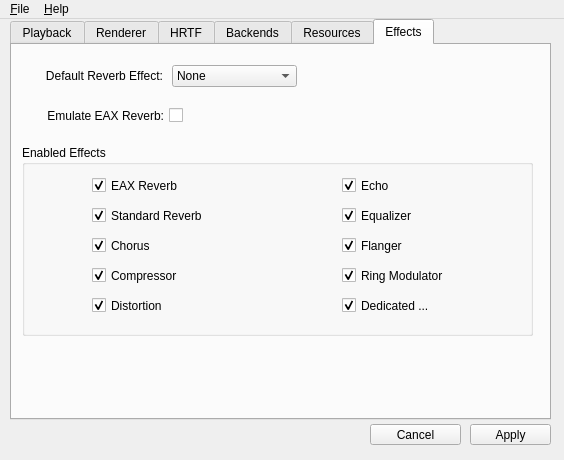
Before: the Qt Designer form libs/openal-soft/utils/alsoft-config/mainwindow.ui in love2d/megasource, drawn with Qt 5.
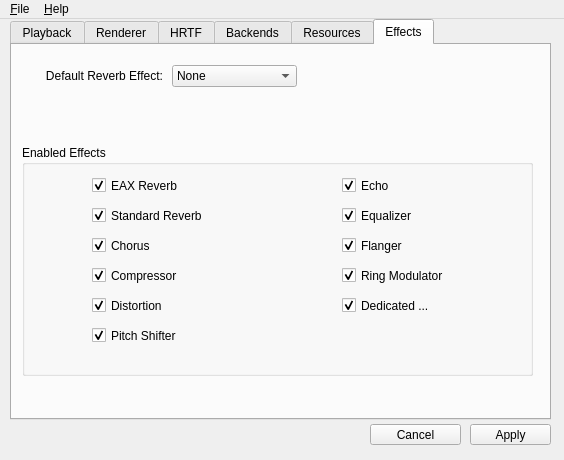
After: the same form once the commit is applied. The open tabs and pages were chosen to show the change. Icons and pictures are not drawn.

```diff
--- a/libs/openal-soft/utils/alsoft-config/mainwindow.ui
+++ b/libs/openal-soft/utils/alsoft-config/mainwindow.ui
@@ -1924,34 +1924,13 @@
      <attribute name="title">
       <string>Effects</string>
      </attribute>
-     <widget class="QCheckBox" name="emulateEaxCheckBox">
-      <property name="geometry">
-       <rect>
-        <x>10</x>
-        <y>60</y>
-        <width>161</width>
-        <height>21</height>
-       </rect>
-      </property>
-      <property name="toolTip">
-       <string>Uses a simpler reverb method to emulate the EAX reverb
-effect. This may slightly improve performance at the cost of
-some quality.</string>
-      </property>
-      <property name="layoutDirection">
-       <enum>Qt::RightToLeft</enum>
-      </property>
-      <property name="text">
-       <string>Emulate EAX Reverb:</string>
-      </property>
-     </widget>
      <widget class="QGroupBox" name="groupBox_5">
       <property name="geometry">
        <rect>
         <x>10</x>
         <y>100</y>
         <width>511</width>
-        <height>191</height>
+        <height>231</height>
        </rect>
       </property>
       <property name="toolTip">
@@ -2126,6 +2105,22 @@
         <bool>true</bool>
        </property>
       </widget>
+      <widget class="QCheckBox" name="enablePitchShifterCheck">
+       <property name="geometry">
+        <rect>
+         <x>70</x>
+         <y>180</y>
+         <width>131</width>
+         <height>21</height>
+        </rect>
+       </property>
+       <property name="text">
+        <string>Pitch Shifter</string>
+       </property>
+       <property name="checked">
+        <bool>true</bool>
+       </property>
+      </widget>
      </widget>
      <widget class="QLabel" name="label_13">
       <property name="geometry">
```
Left out of the diff: 15 changed lines with no effect on the pictures.
